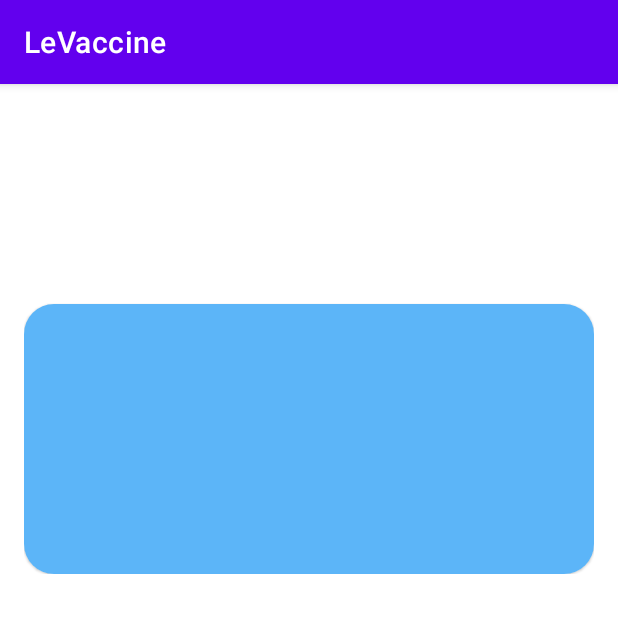
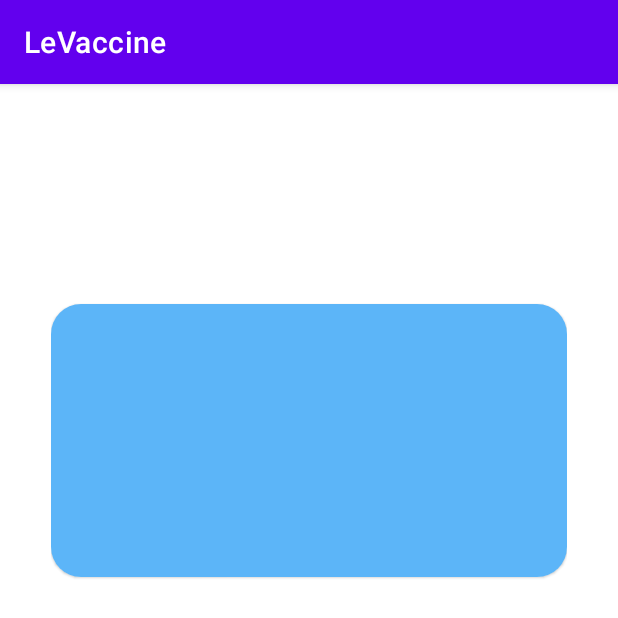
Before and after one commit to yahdee2702/LeVaccine, an Android app: the DetailNewsActivity screen opened directly, with no data from a screen before it, on a phone screen of 412 x 824 dp, the top half of it. Run offline under Robolectric (Android 15) with nearby library versions, the phone set to English and light mode, and no system bars.

Commit message:
Dari Yahdi

```diff
--- a/app/src/main/res/layout/activity_detail_news.xml
+++ b/app/src/main/res/layout/activity_detail_news.xml
@@ -24,9 +24,9 @@
             <androidx.constraintlayout.widget.ConstraintLayout
                 android:layout_width="match_parent"
                 android:layout_height="wrap_content"
-                android:layout_marginStart="16dp"
+                android:layout_marginStart="34dp"
                 android:layout_marginTop="?attr/actionBarSize"
-                android:layout_marginEnd="16dp"
+                android:layout_marginEnd="34dp"
                 android:layout_marginBottom="16dp">
 
                 <TextView
@@ -65,7 +65,7 @@
                 <com.google.android.material.card.MaterialCardView
                     android:id="@+id/cv_headline_detail"
                     android:layout_width="match_parent"
-                    android:layout_height="180dp"
+                    android:layout_height="wrap_content"
                     android:layout_marginTop="16dp"
                     app:cardCornerRadius="20dp"
                     app:layout_constraintTop_toBottomOf="@id/tv_author_detail">
@@ -73,11 +73,21 @@
                     <ImageView
                         android:id="@+id/img_news_detail"
                         android:layout_width="match_parent"
-                        android:layout_height="match_parent"
+                        android:layout_height="182dp"
                         android:contentDescription="Image News Detail"
                         android:scaleType="centerCrop"
                         android:src="@color/blue_color_2"/>
                 </com.google.android.material.card.MaterialCardView>
+
+                <TextView
+                    android:layout_width="match_parent"
+                    android:layout_height="wrap_content"
+                    app:layout_constraintTop_toBottomOf="@id/cv_headline_detail"
+                    app:layout_constraintStart_toStartOf="parent"
+                    android:textSize="10sp"
+                    android:fontFamily="@font/poppins"
+                    android:layout_marginTop="8dp"/>
+
             </androidx.constraintlayout.widget.ConstraintLayout>
 
             <androidx.appcompat.widget.Toolbar
```
Also changed, not shown: app/src/main/res/layout/activity_main.xml (+15 -26 lines).
